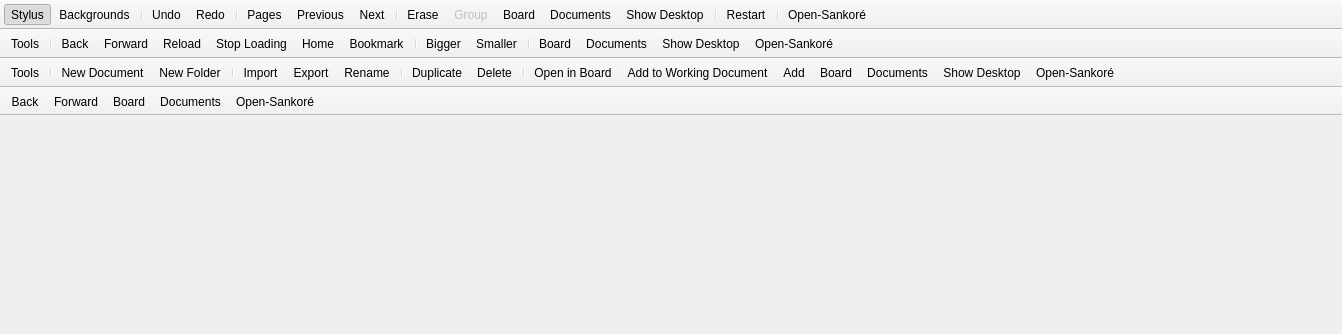
Before: the Qt Designer form resources/forms/mainWindow.ui in Tonicminds/Sankore-3.1, drawn with Qt 5.
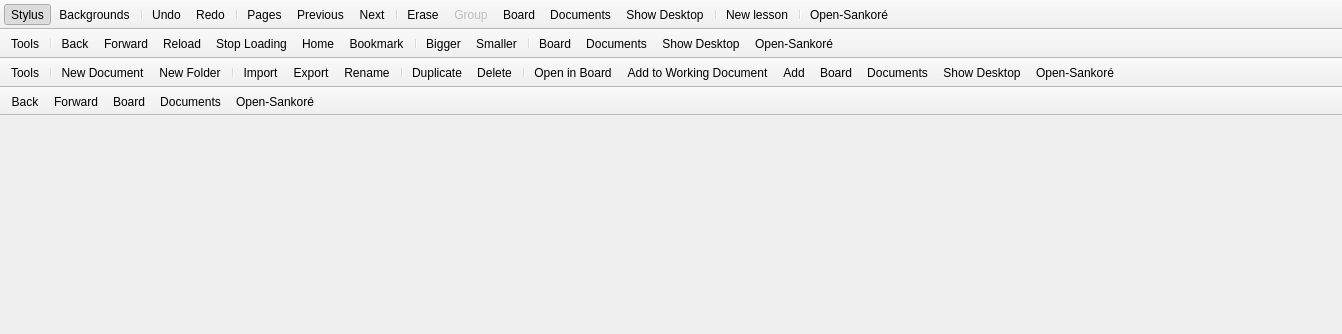
After: the same form once the commit is applied. Icons and pictures are not drawn.

Commit message: New lesson button available. The application is correctly restarted.

The edit to the form file:
```diff
--- a/resources/forms/mainWindow.ui
+++ b/resources/forms/mainWindow.ui
@@ -403,7 +403,7 @@
      <normaloff>:/images/toolbar/restart.png</normaloff>:/images/toolbar/restart.png</iconset>
    </property>
    <property name="text">
-    <string>Restart</string>
+    <string>New lesson</string>
    </property>
    <property name="toolTip">
     <string>Restart Open-Sankoré</string>
```
Left out of the diff: 2 changed lines with no effect on the pictures. The commit also changes 9 other files.
